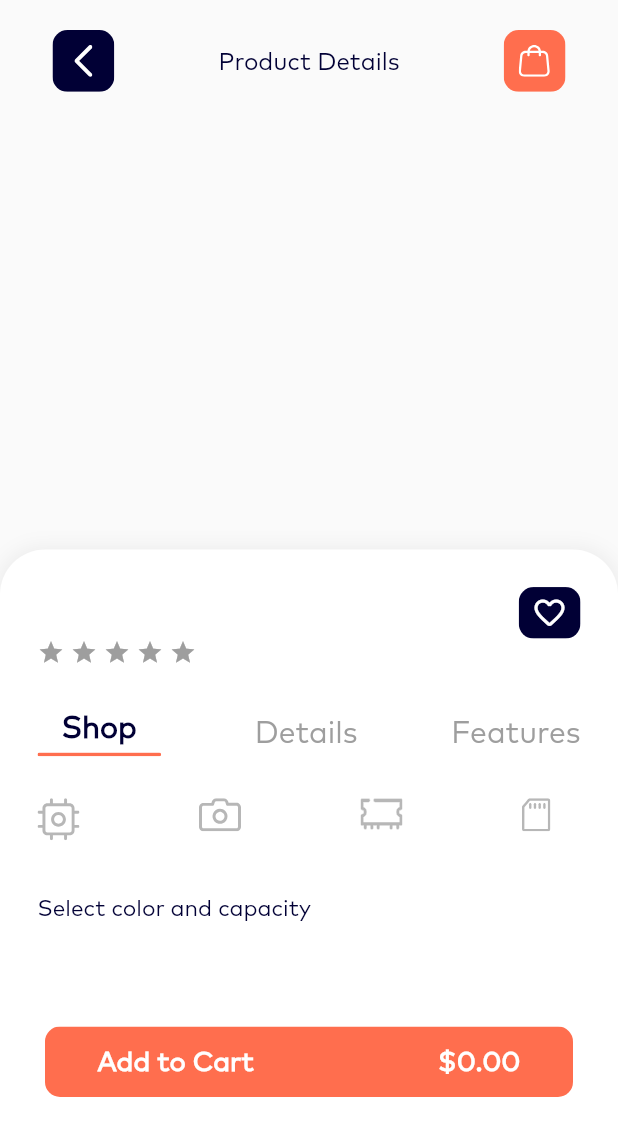
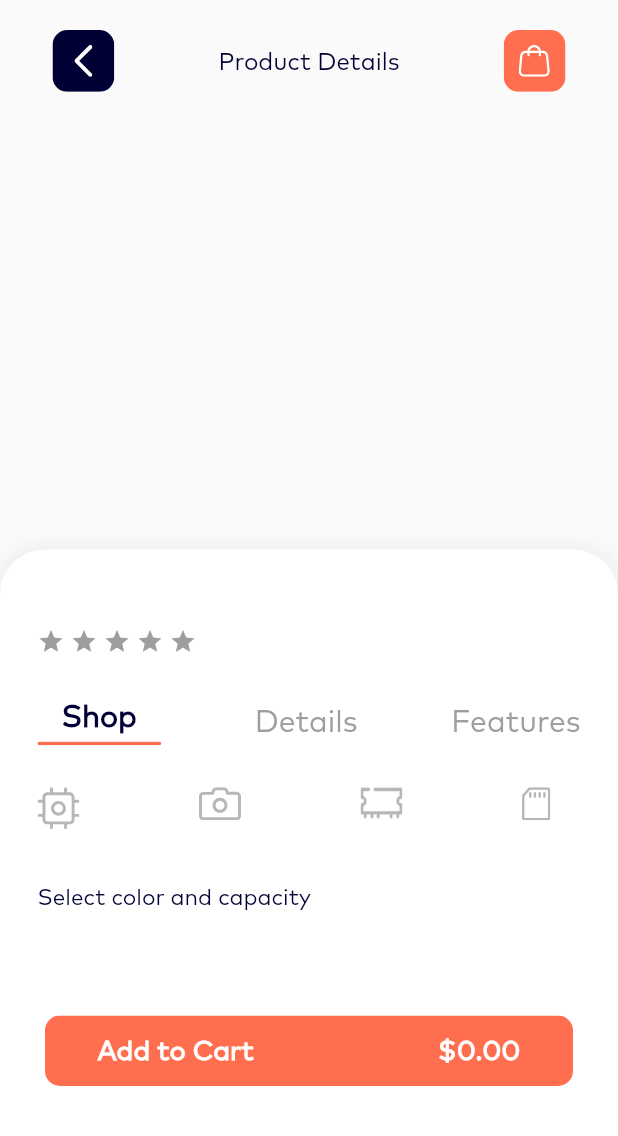
Before and after one commit to evklidus/teststore, a Flutter app: the DetailsScreen screen opened directly with empty values, on a phone screen of 412 x 824 dp. Shown: the top 1136 px of the screen. Run offline on Flutter 3.47's test engine with Material 2 defaults, Android fonts, the phone set to English and light mode, and no system bars; drawn by our look-alikes of flutter_rating_bar; our stand-ins replace bloc, cached_network_image, dartz, equatable, firebase_analytics, firebase_core and 8 more; accounts and stored records are empty; network calls fail.

Commit message:
commit on master

```diff
--- a/lib/components/map_screen.dart
+++ b/lib/components/map_screen.dart
@@ -2,32 +2,62 @@
 
 import 'package:flutter/material.dart';
 import 'package:google_maps_flutter/google_maps_flutter.dart';
+import 'package:permission_handler/permission_handler.dart';
 // import 'package:location/location.dart';
 import 'package:teststore/common/app_colors.dart';
+import 'package:teststore/components/load_indicator.dart';
 import 'package:uuid/uuid.dart';
 
 class MapScreen extends StatefulWidget {
-  MapScreen({ Key? key }) : super(key: key);
+  const MapScreen({Key? key}) : super(key: key);
 
   @override
   State<MapScreen> createState() => _MapScreenState();
 }
 
 class _MapScreenState extends State<MapScreen> {
+  bool? permisson = null;
 
-  final LatLng _center = const LatLng(55.70632,37.603011);
+  // Future<void> _checkPermission() async { // for check gps
+  //   final serviceStatus = await Permission.locationWhenInUse.serviceStatus;
+  //   final isGpsOn = serviceStatus == ServiceStatus.enabled;
+  //   // return isGpsOn;
+  //   permisson = isGpsOn;
+  //   setState(() {});
+  // }
+
+  Future<void> _getPermission() async {
+    final status = await Permission.locationWhenInUse.request();
+    if (status == PermissionStatus.granted) {
+      print('Permission granted');
+      permisson = true;
+      setState(() {});
+    } else if (status == PermissionStatus.denied) {
+      print(
+          'Permission denied. Show a dialog and again ask for the permission');
+      permisson = false;
+      setState(() {});
+    } else if (status == PermissionStatus.permanentlyDenied) {
+      print('Take the user to the settings page.');
+      bool allow = await openAppSettings();
+      permisson = allow;
+      setState(() {});
+    }
+  }
+
+  final LatLng _center = const LatLng(55.70632, 37.603011);
 
   final Set<Marker> _markers = {
     Marker(
       markerId: MarkerId(const Uuid().v4()),
-      position: const LatLng(55.70632,37.603011),
+      position: const LatLng(55.70632, 37.603011),
       infoWindow: const InfoWindow(
         title: 'AWG IT Company',
       ),
     ),
     Marker(
       markerId: MarkerId(const Uuid().v4()),
-      position: const LatLng(55.760798,37.619773),
+      position: const LatLng(55.760798, 37.619773),
       infoWindow: const InfoWindow(
         title: 'TSUM Moscow',
         snippet: 'Shop for clothes, shoes and more',
@@ -35,23 +65,49 @@ class _MapScreenState extends State<MapScreen> {
     ),
   };
 
+  Widget _gMap() {
+    return GoogleMap(
+      initialCameraPosition: CameraPosition(
+        target: _center,
+        zoom: 11.0,
+      ),
+      myLocationButtonEnabled: true,
+      myLocationEnabled: true,
+      mapType: MapType.satellite,
+      markers: _markers,
+    );
+  }
+
+  Widget _permissionWidget() {
+    return Center(
+      child: Column(
+        children: [
+          Text('Please allow the use of geo data for maps'),
+          ElevatedButton(
+            child: Text('Allow'),
+            onPressed: () {
+              _getPermission();
+            },
+          )
+        ],
+      ),
+    );
+  }
+
+  @override
+  void initState() {
+    super.initState();
+    _getPermission();
+  }
+
   @override
   Widget build(BuildContext context) {
     return Scaffold(
-        appBar: AppBar(
-          title: const Text('Our Shops'),
-          backgroundColor: AppColors.orangeColor,
-        ),
-        body: GoogleMap(
-          initialCameraPosition: CameraPosition(
-            target: _center,
-            zoom: 11.0,
-          ),
-          myLocationButtonEnabled: true,
-          myLocationEnabled: true,
-          mapType: MapType.satellite,
-          markers: _markers,
-        )
+      appBar: AppBar(
+        title: const Text('Our Shops'),
+        backgroundColor: AppColors.orangeColor,
+      ),
+      body: permisson == null ? const LoadIndicator() : (permisson! ? _gMap() : _permissionWidget()),
     );
   }
 }
--- a/lib/features/detail/presentation/widgets/detail_screen.dart
+++ b/lib/features/detail/presentation/widgets/detail_screen.dart
@@ -1,7 +1,7 @@
 import 'package:flutter/material.dart';
 import 'package:teststore/features/detail/domain/entities/phone_entity.dart';
 import 'package:teststore/features/detail/presentation/widgets/phone_images.dart';
-import 'package:teststore/features/detail/presentation/widgets/phone_info.dart';
+import 'package:teststore/features/detail/presentation/widgets/phone_info_widget/phone_info.dart';
 import 'package:teststore/features/detail/presentation/widgets/top_bar.dart';
 
 
--- a/lib/features/detail/presentation/widgets/phone_info.dart
+++ /dev/null
@@ -1,254 +0,0 @@
-import 'package:firebase_analytics/firebase_analytics.dart';
-import 'package:flutter/material.dart';
-import 'package:flutter_rating_bar/flutter_rating_bar.dart';
-import 'package:flutter_svg/svg.dart';
-import 'package:teststore/common/app_colors.dart';
-import 'package:teststore/common/refactor_price.dart';
-import 'package:teststore/components/shadow.dart';
-import 'package:teststore/core/helpers/nav_helper.dart';
-import 'package:teststore/features/detail/domain/entities/phone_entity.dart';
-
-import 'memory_and_color.dart';
-
-class PhoneInfo extends StatelessWidget {
-  const PhoneInfo({required this.phone, Key? key}) : super(key: key);
-
-  final DetailEntity phone;
-
-  @override
-  Widget build(BuildContext context) {
-    Widget _categories(BuildContext context) {
-      return Padding(
-        padding: const EdgeInsets.symmetric(vertical: 28),
-        child: Row(
-          mainAxisAlignment: MainAxisAlignment.spaceBetween,
-          children: [
-            Column(
-              children: [
-                const Text(
-                  'Shop',
-                  style: TextStyle(
-                    color: AppColors.blueColor,
-                    fontSize: 20,
-                    fontWeight: FontWeight.bold,
-                  ),
-                ),
-                Padding(
-                  padding: const EdgeInsets.only(top: 5),
-                  child: ClipRRect(
-                      borderRadius: BorderRadius.circular(10),
-                      child: Container(
-                        color: AppColors.orangeColor,
-                        height: 2.5,
-                        width: MediaQuery.of(context).size.width / 5,
-                      )),
-                ),
-              ],
-            ),
-            const Text(
-              'Details',
-              style: TextStyle(
-                color: Colors.grey,
-                fontSize: 20,
-              ),
-            ),
-            const Text(
-              'Features',
-              style: TextStyle(
-                color: Colors.grey,
-                fontSize: 20,
-              ),
-            ),
-          ],
-        ),
-      );
-    }
-
-    Widget _infoTextAndIcon(
-        {required String text,
-        required String icon,
-        required BuildContext context}) {
-      return SizedBox(
-        height: MediaQuery.of(context).size.width / 9,
-        child: Column(
-          mainAxisAlignment: MainAxisAlignment.spaceBetween,
-          children: [
-            SvgPicture.asset(
-              icon,
-            ),
-            Text(
-              text,
-              style: const TextStyle(
-                color: Colors.grey,
-                fontSize: 10,
-              ),
-            ),
-          ],
-        ),
-      );
-    }
-
-    Widget _addToCartButton(int price, BuildContext context) {
-      return Padding(
-        padding: const EdgeInsets.only(left: 5, top: 25, right: 5),
-        child: InkWell(
-          onTap: NavigatorHelper.pushToCart,
-          child: ClipRRect(
-            borderRadius: BorderRadius.circular(10),
-            child: Container(
-              padding: const EdgeInsets.symmetric(vertical: 12, horizontal: 35),
-              color: AppColors.orangeColor,
-              width: MediaQuery.of(context).size.width / 1.15,
-              child: Row(
-                mainAxisAlignment: MainAxisAlignment.spaceBetween,
-                children: [
-                  const Text(
-                    'Add to Cart',
-                    style: TextStyle(
-                      color: Colors.white,
-                      fontWeight: FontWeight.bold,
-                      fontSize: 18,
-                    ),
-                  ),
-                  Text(
-                    refactorPrice(
-                        price: price, withComma: true, withZeros: true),
-                    style: const TextStyle(
-                      color: Colors.white,
-                      fontWeight: FontWeight.bold,
-                      fontSize: 18,
-                    ),
-                  ),
-                ],
-              ),
-            ),
-          ),
-        ),
-      );
-    }
-
-    return Expanded(
-      child: SizedBox(
-        width: MediaQuery.of(context).size.width,
-        child: ShadowContainer(
-          customPadding:
-              const EdgeInsets.only(left: 25, top: 25, right: 25, bottom: 5),
-          topRounded: true,
-          child: Column(
-            children: [
-              Row(
-                mainAxisAlignment: MainAxisAlignment.spaceBetween,
-                children: [
-                  Column(
-                    children: [
-                      Text(
-                        phone.title,
-                        style: const TextStyle(
-                          color: AppColors.blueColor,
-                          fontSize: 21,
-                          fontWeight: FontWeight.w500,
-                        ),
-                      ),
-                    ],
-                  ),
-                  InkWell(
-                    onTap: () async {
-                      await FirebaseAnalytics.instance.logEvent(name: 'Liked');
-                    },
-                    child: ClipRRect(
-                      borderRadius: BorderRadius.circular(10),
-                      child: Container(
-                        height: MediaQuery.of(context).size.width / 12,
-                        width: MediaQuery.of(context).size.width / 10,
-                        color: AppColors.blueColor,
-                        child: Icon(
-                          phone.isFavorites
-                              ? Icons.favorite_rounded
-                              : Icons.favorite_outline_rounded,
-                          color: phone.isFavorites
-                              ? AppColors.orangeColor
-                              : Colors.white,
-                        ),
-                      ),
-                    ),
-                  )
-                ],
-              ),
-              SizedBox(
-                width: MediaQuery.of(context).size.width / 1,
-                child: Row(
-                  children: [
-                    RatingBar.builder(
-                      initialRating: phone.rating,
-                      minRating: 1,
-                      direction: Axis.horizontal,
-                      allowHalfRating: true,
-                      itemCount: 5,
-                      itemSize: 18,
-                      ignoreGestures: true,
-                      itemPadding: const EdgeInsets.only(right: 4),
-                      itemBuilder: (context, _) => const Icon(
-                        Icons.star,
-                        color: Colors.amber,
-                      ),
-                      onRatingUpdate: (rating) {
-                        // print(rating);
-                      },
-                    ),
-                    const Spacer(),
-                  ],
-                ),
-              ),
-              _categories(context),
-              Padding(
-                padding: const EdgeInsets.only(right: 20),
-                child: Row(
-                  mainAxisAlignment: MainAxisAlignment.spaceBetween,
-                  children: [
-                    _infoTextAndIcon(
-                        text: phone.cpu,
-                        icon: 'lib/assets/icons/CPU.svg',
-                        context: context),
-                    _infoTextAndIcon(
-                        text: phone.camera,
-                        icon: 'lib/assets/icons/Camera.svg',
-                        context: context),
-                    _infoTextAndIcon(
-                        text: phone.ssd,
-                        icon: 'lib/assets/icons/FastMemory.svg',
-                        context: context),
-                    _infoTextAndIcon(
-                        text: phone.sd,
-                        icon: 'lib/assets/icons/Memory.svg',
-                        context: context),
-                  ],
-                ),
-              ),
-              const SizedBox(
-                height: 18,
-              ),
-              Row(
-                children: const [
-                  Text(
-                    'Select color and capacity',
-                    style: TextStyle(
-                      color: AppColors.blueColor,
-                      fontWeight: FontWeight.w500,
-                      fontSize: 15,
-                    ),
-                  ),
-                  Spacer(),
-                ],
-              ),
-              const SizedBox(
-                height: 10,
-              ),
-              MemoryAndColor(colors: phone.color, capacity: phone.capacity),
-              _addToCartButton(phone.price, context),
-            ],
-          ),
-        ),
-      ),
-    );
-  }
-}
--- /dev/null
+++ b/lib/features/detail/presentation/widgets/phone_info_widget/phone_info.dart
@@ -0,0 +1,100 @@
+import 'package:flutter/material.dart';
+import 'package:flutter_rating_bar/flutter_rating_bar.dart';
+import 'package:teststore/common/app_colors.dart';
+import 'package:teststore/components/shadow.dart';
+import 'package:teststore/features/detail/domain/entities/phone_entity.dart';
+import 'package:teststore/features/detail/presentation/widgets/phone_info_widget/pi_categories.dart';
+import 'package:teststore/features/detail/presentation/widgets/phone_info_widget/pi_info_category_data.dart';
+import 'package:teststore/features/detail/presentation/widgets/phone_info_widget/pi_add_to_cart_button.dart';
+
+import '../memory_and_color.dart';
+
+class PhoneInfo extends StatelessWidget {
+  const PhoneInfo({required this.phone, Key? key}) : super(key: key);
+
+  final DetailEntity phone;
+
+  @override
+  Widget build(BuildContext context) {
+    return Expanded(
+      child: SizedBox(
+        width: MediaQuery.of(context).size.width,
+        child: ShadowContainer(
+          customPadding:
+              const EdgeInsets.only(left: 25, top: 25, right: 25, bottom: 5),
+          topRounded: true,
+          child: Column(
+            children: [
+              Row(
+                mainAxisAlignment: MainAxisAlignment.spaceBetween,
+                children: [
+                  Column(
+                    children: [
+                      Text(
+                        phone.title,
+                        style: const TextStyle(
+                          color: AppColors.blueColor,
+                          fontSize: 21,
+                          fontWeight: FontWeight.w500,
+                        ),
+                      ),
+                    ],
+                  ),
+
+                ],
+              ),
+              SizedBox(
+                width: MediaQuery.of(context).size.width / 1,
+                child: Row(
+                  children: [
+                    RatingBar.builder(
+                      initialRating: phone.rating,
+                      minRating: 1,
+                      direction: Axis.horizontal,
+                      allowHalfRating: true,
+                      itemCount: 5,
+                      itemSize: 18,
+                      ignoreGestures: true,
+                      itemPadding: const EdgeInsets.only(right: 4),
+                      itemBuilder: (context, _) => const Icon(
+                        Icons.star,
+                        color: Colors.amber,
+                      ),
+                      onRatingUpdate: (rating) {
+                        // print(rating);
+                      },
+                    ),
+                    const Spacer(),
+                  ],
+                ),
+              ),
+              const PhoneInfoCategories(),
+              PhoneInfoCategoryData(phone: phone),
+              const SizedBox(
+                height: 18,
+              ),
+              Row(
+                children: const [
+                  Text(
+                    'Select color and capacity',
+                    style: TextStyle(
+                      color: AppColors.blueColor,
+                      fontWeight: FontWeight.w500,
+                      fontSize: 15,
+                    ),
+                  ),
+                  Spacer(),
+                ],
+              ),
+              const SizedBox(
+                height: 10,
+              ),
+              MemoryAndColor(colors: phone.color, capacity: phone.capacity),
+              PhoneInfoAddToCart(price: phone.price),
+            ],
+          ),
+        ),
+      ),
+    );
+  }
+}
--- /dev/null
+++ b/lib/features/detail/presentation/widgets/phone_info_widget/pi_add_to_cart_button.dart
@@ -0,0 +1,50 @@
+import 'package:flutter/material.dart';
+import 'package:teststore/common/app_colors.dart';
+import 'package:teststore/common/refactor_price.dart';
+import 'package:teststore/core/helpers/nav_helper.dart';
+
+class PhoneInfoAddToCart extends StatelessWidget {
+  const PhoneInfoAddToCart({required this.price, Key? key }) : super(key: key);
+
+  final int price;
+
+  @override
+  Widget build(BuildContext context) {
+    return Padding(
+        padding: const EdgeInsets.only(left: 5, top: 25, right: 5),
+        child: InkWell(
+          onTap: NavigatorHelper.pushToCart,
+          child: ClipRRect(
+            borderRadius: BorderRadius.circular(10),
+            child: Container(
+              padding: const EdgeInsets.symmetric(vertical: 12, horizontal: 35),
+              color: AppColors.orangeColor,
+              width: MediaQuery.of(context).size.width / 1.15,
+              child: Row(
+                mainAxisAlignment: MainAxisAlignment.spaceBetween,
+                children: [
+                  const Text(
+                    'Add to Cart',
+                    style: TextStyle(
+                      color: Colors.white,
+                      fontWeight: FontWeight.bold,
+                      fontSize: 18,
+                    ),
+                  ),
+                  Text(
+                    refactorPrice(
+                        price: price, withComma: true, withZeros: true),
+                    style: const TextStyle(
+                      color: Colors.white,
+                      fontWeight: FontWeight.bold,
+                      fontSize: 18,
+                    ),
+                  ),
+                ],
+              ),
+            ),
+          ),
+        ),
+      );
+  }
+}
--- /dev/null
+++ b/lib/features/detail/presentation/widgets/phone_info_widget/pi_categories.dart
@@ -0,0 +1,54 @@
+import 'package:flutter/material.dart';
+import 'package:teststore/common/app_colors.dart';
+
+class PhoneInfoCategories extends StatelessWidget {
+  const PhoneInfoCategories({ Key? key }) : super(key: key);
+
+  @override
+  Widget build(BuildContext context) {
+    return Padding(
+        padding: const EdgeInsets.symmetric(vertical: 28),
+        child: Row(
+          mainAxisAlignment: MainAxisAlignment.spaceBetween,
+          children: [
+            Column(
+              children: [
+                const Text(
+                  'Shop',
+                  style: TextStyle(
+                    color: AppColors.blueColor,
+                    fontSize: 20,
+                    fontWeight: FontWeight.bold,
+                  ),
+                ),
+                Padding(
+                  padding: const EdgeInsets.only(top: 5),
+                  child: ClipRRect(
+                      borderRadius: BorderRadius.circular(10),
+                      child: Container(
+                        color: AppColors.orangeColor,
+                        height: 2.5,
+                        width: MediaQuery.of(context).size.width / 5,
+                      )),
+                ),
+              ],
+            ),
+            const Text(
+              'Details',
+              style: TextStyle(
+                color: Colors.grey,
+                fontSize: 20,
+              ),
+            ),
+            const Text(
+              'Features',
+              style: TextStyle(
+                color: Colors.grey,
+                fontSize: 20,
+              ),
+            ),
+          ],
+        ),
+      );
+  }
+}
--- /dev/null
+++ b/lib/features/detail/presentation/widgets/phone_info_widget/pi_info_category_data.dart
@@ -0,0 +1,38 @@
+import 'package:flutter/material.dart';
+import 'package:teststore/features/detail/domain/entities/phone_entity.dart';
+
+import 'pi_text_and_icon.dart';
+
+class PhoneInfoCategoryData extends StatelessWidget {
+  const PhoneInfoCategoryData({required this.phone, Key? key }) : super(key: key);
+
+  final DetailEntity phone;
+
+  @override
+  Widget build(BuildContext context) {
+    return Padding(
+                padding: const EdgeInsets.only(right: 20),
+                child: Row(
+                  mainAxisAlignment: MainAxisAlignment.spaceBetween,
+                  children: [
+                    PhoneInfoTextAndIcon(
+                        text: phone.cpu,
+                        icon: 'lib/assets/icons/CPU.svg',
+                        ),
+                    PhoneInfoTextAndIcon(
+                        text: phone.camera,
+                        icon: 'lib/assets/icons/Camera.svg',
+                        ),
+                    PhoneInfoTextAndIcon(
+                        text: phone.ssd,
+                        icon: 'lib/assets/icons/FastMemory.svg',
+                        ),
+                    PhoneInfoTextAndIcon(
+                        text: phone.sd,
+                        icon: 'lib/assets/icons/Memory.svg',
+                        ),
+                  ],
+                ),
+              );
+  }
+}
--- /dev/null
+++ b/lib/features/detail/presentation/widgets/phone_info_widget/pi_text_and_icon.dart
@@ -0,0 +1,30 @@
+import 'package:flutter/material.dart';
+import 'package:flutter_svg/svg.dart';
+
+class PhoneInfoTextAndIcon extends StatelessWidget {
+  const PhoneInfoTextAndIcon({required this.text, required this.icon, Key? key }) : super(key: key);
+
+  final String text, icon;
+
+  @override
+  Widget build(BuildContext context) {
+    return SizedBox(
+        height: MediaQuery.of(context).size.width / 9,
+        child: Column(
+          mainAxisAlignment: MainAxisAlignment.spaceBetween,
+          children: [
+            SvgPicture.asset(
+              icon,
+            ),
+            Text(
+              text,
+              style: const TextStyle(
+                color: Colors.grey,
+                fontSize: 10,
+              ),
+            ),
+          ],
+        ),
+      );
+  }
+}
--- a/lib/main.dart
+++ b/lib/main.dart
@@ -85,7 +85,7 @@ class _MyAppState extends State<MyApp> {
     const HomeBLoCScreen(),
     const Center(child: Text('page under construction')),
     const Center(child: Text('page under construction')),
-    MapScreen(),
+    const MapScreen(),
     // const Center(child: Text('page under construction')),
   ];
 
--- a/pubspec.yaml
+++ b/pubspec.yaml
@@ -68,7 +68,10 @@ dependencies:
   firebase_core: ^1.10.6
   firebase_analytics: ^9.0.4
   firebase_messaging: ^11.2.4
+
   google_maps_flutter: ^2.1.1
+
+  permission_handler: ^8.3.0
 
   # path: ^1.8.0
   # path_provider: ^2.0.8
```
Also changed, not shown: pubspec.lock, 2 other files.
